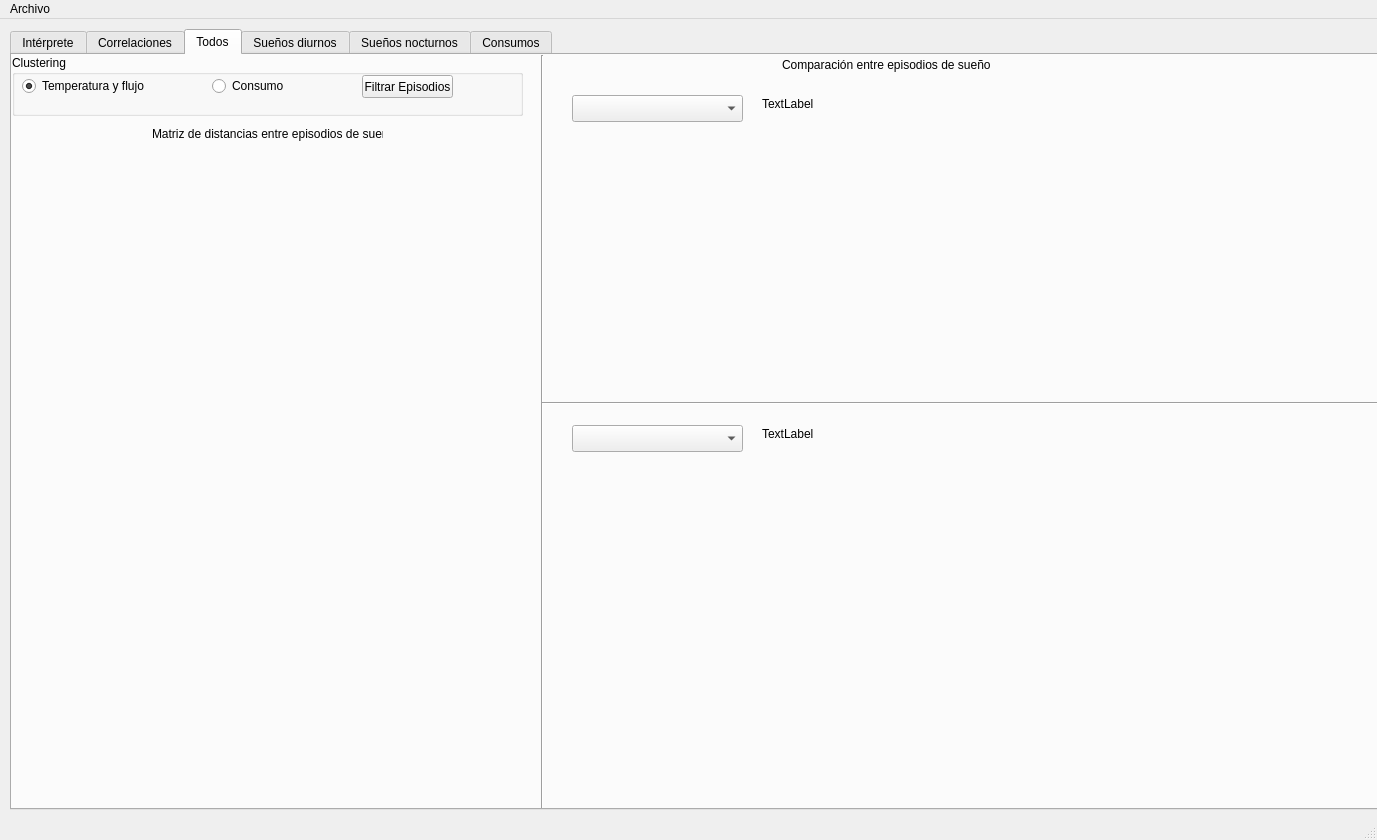
First picture: the form in bundle_final_app/source/int_final.ui, repository acrsilva/Seguimiento-automatizado-de-variables-de-control, before the edit.
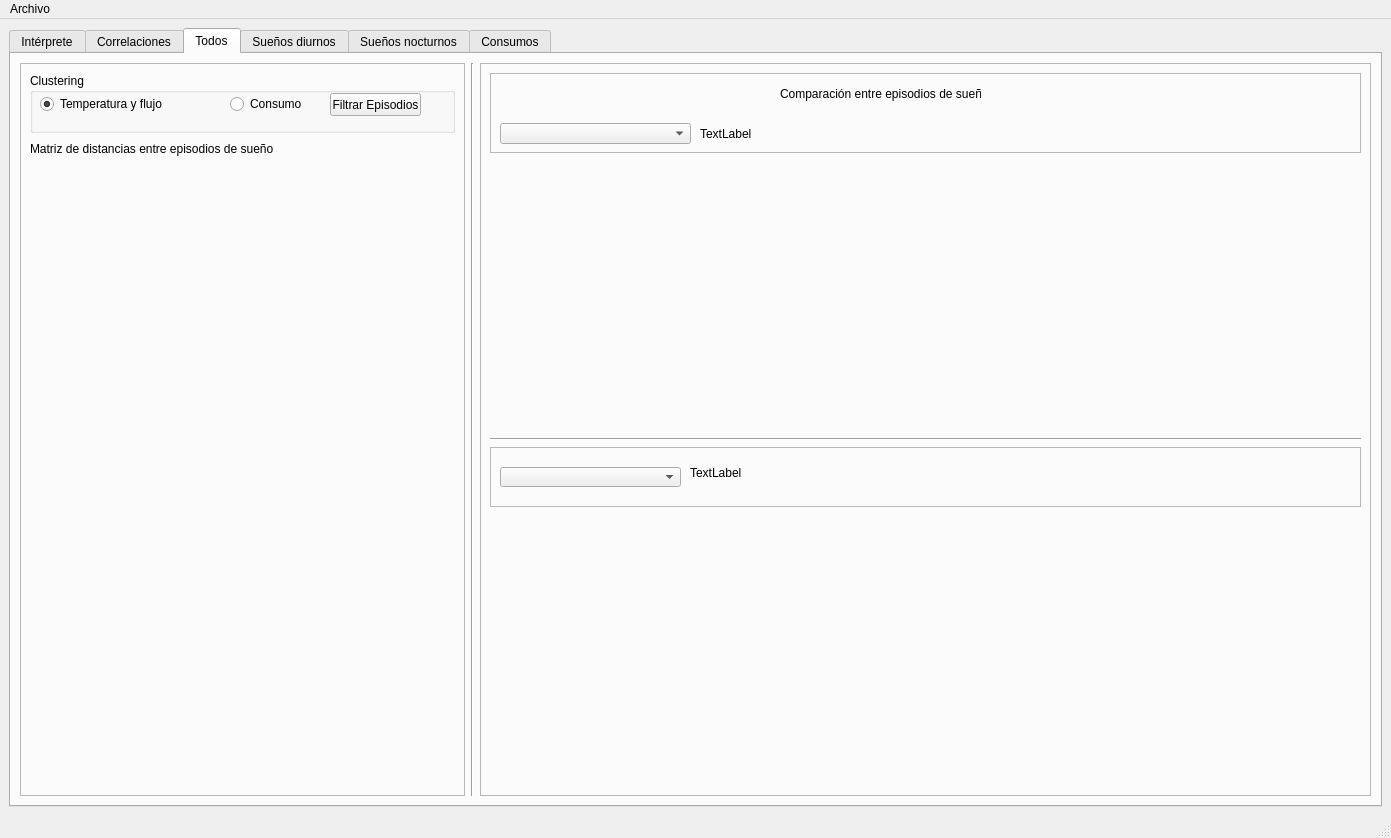
Second picture: the form after the edit. The open tabs and pages were chosen to show the change. Custom widgets are drawn as their Qt base class.

Commit message: pestañas de tamaño adaptativo, colores en episodios de sueño de scatterplots, varios arreglos

What changed in the file:
```diff
--- a/bundle_final_app/source/int_final.ui
+++ b/bundle_final_app/source/int_final.ui
@@ -6,23 +6,17 @@
    <rect>
     <x>0</x>
     <y>0</y>
-    <width>1377</width>
-    <height>840</height>
+    <width>1391</width>
+    <height>838</height>
    </rect>
   </property>
   <property name="windowTitle">
    <string>MainWindow</string>
   </property>
   <widget class="QWidget" name="centralwidget">
+   <layout class="QGridLayout" name="gridLayout_4">
+    <item row="0" column="0">
    <widget class="QTabWidget" name="tabWidget">
-    <property name="geometry">
-     <rect>
-      <x>10</x>
-      <y>10</y>
-      <width>1371</width>
-      <height>781</height>
-     </rect>
-    </property>
     <property name="autoFillBackground">
      <bool>true</bool>
     </property>
@@ -33,13 +27,47 @@
      <attribute name="title">
       <string>Intérprete</string>
      </attribute>
+       <layout class="QVBoxLayout" name="verticalLayout_4">
+        <item>
+         <widget class="GraphicsLayoutWidget" name="gvInterprete"/>
+        </item>
+        <item>
+         <widget class="QFrame" name="frame_5">
+          <property name="minimumSize">
+           <size>
+            <width>0</width>
+            <height>70</height>
+           </size>
+          </property>
+          <property name="maximumSize">
+           <size>
+            <width>16777215</width>
+            <height>70</height>
+           </size>
+          </property>
+          <property name="frameShape">
+           <enum>QFrame::StyledPanel</enum>
+          </property>
+          <property name="frameShadow">
+           <enum>QFrame::Raised</enum>
+          </property>
+          <widget class="QComboBox" name="cbxEpisodio">
+           <property name="geometry">
+            <rect>
+             <x>560</x>
+             <y>30</y>
+             <width>131</width>
+             <height>20</height>
+            </rect>
+           </property>
+          </widget>
      <widget class="QPushButton" name="btn_prev">
       <property name="geometry">
        <rect>
-        <x>310</x>
-        <y>620</y>
-        <width>141</width>
-        <height>27</height>
+             <x>330</x>
+             <y>30</y>
+             <width>89</width>
+             <height>23</height>
        </rect>
       </property>
       <property name="text">
@@ -49,50 +77,38 @@
      <widget class="QPushButton" name="btn_next">
       <property name="geometry">
        <rect>
-        <x>910</x>
-        <y>620</y>
-        <width>141</width>
-        <height>27</height>
+             <x>850</x>
+             <y>30</y>
+             <width>94</width>
+             <height>23</height>
        </rect>
       </property>
       <property name="text">
        <string>Episodio Siguiente</string>
       </property>
      </widget>
-     <widget class="QComboBox" name="cbxEpisodio">
-      <property name="geometry">
-       <rect>
-        <x>620</x>
-        <y>620</y>
-        <width>161</width>
-        <height>27</height>
-       </rect>
-      </property>
-     </widget>
-     <widget class="GraphicsLayoutWidget" name="gvInterprete">
-      <property name="geometry">
-       <rect>
-        <x>90</x>
-        <y>40</y>
-        <width>1181</width>
-        <height>551</height>
-       </rect>
-      </property>
-     </widget>
+         </widget>
+        </item>
+       </layout>
     </widget>
     <widget class="QWidget" name="tab_6">
      <attribute name="title">
       <string>Correlaciones</string>
      </attribute>
+       <layout class="QVBoxLayout" name="verticalLayout_3">
+        <item>
+         <widget class="QWidget" name="wScatter1" native="true">
+          <property name="sizePolicy">
+           <sizepolicy hsizetype="Expanding" vsizetype="Expanding">
+            <horstretch>0</horstretch>
+            <verstretch>0</verstretch>
+           </sizepolicy>
+          </property>
+          <layout class="QHBoxLayout" name="layoutMatplot1"/>
+         </widget>
+        </item>
+        <item>
      <widget class="QGroupBox" name="groupBox_4">
-      <property name="geometry">
-       <rect>
-        <x>180</x>
-        <y>640</y>
-        <width>984</width>
-        <height>100</height>
-       </rect>
-      </property>
       <property name="sizePolicy">
        <sizepolicy hsizetype="Expanding" vsizetype="Preferred">
         <horstretch>0</horstretch>
@@ -111,7 +127,7 @@
       <widget class="QPushButton" name="btnNext">
        <property name="geometry">
         <rect>
-         <x>510</x>
+             <x>680</x>
          <y>60</y>
          <width>101</width>
          <height>31</height>
@@ -124,7 +140,7 @@
       <widget class="QPushButton" name="btnPrev">
        <property name="geometry">
         <rect>
-         <x>370</x>
+             <x>540</x>
          <y>60</y>
          <width>91</width>
          <height>31</height>
@@ -155,7 +171,7 @@
       <widget class="QCheckBox" name="cbSueno">
        <property name="geometry">
         <rect>
-         <x>200</x>
+             <x>370</x>
          <y>30</y>
          <width>984</width>
          <height>22</height>
@@ -171,7 +187,7 @@
       <widget class="QCheckBox" name="cbSedentario">
        <property name="geometry">
         <rect>
-         <x>380</x>
+             <x>550</x>
          <y>30</y>
          <width>984</width>
          <height>22</height>
@@ -187,7 +203,7 @@
       <widget class="QCheckBox" name="cbLigera">
        <property name="geometry">
         <rect>
-         <x>490</x>
+             <x>660</x>
          <y>30</y>
          <width>984</width>
          <height>22</height>
@@ -203,7 +219,7 @@
       <widget class="QCheckBox" name="cbModerada">
        <property name="geometry">
         <rect>
-         <x>630</x>
+             <x>800</x>
          <y>30</y>
          <width>984</width>
          <height>22</height>
@@ -219,7 +235,7 @@
       <widget class="QComboBox" name="cbx_izq_2">
        <property name="geometry">
         <rect>
-         <x>150</x>
+             <x>320</x>
          <y>60</y>
          <width>121</width>
          <height>27</height>
@@ -232,7 +248,7 @@
        </property>
        <property name="geometry">
         <rect>
-         <x>710</x>
+             <x>880</x>
          <y>60</y>
          <width>121</width>
          <height>27</height>
@@ -240,32 +256,9 @@
        </property>
       </widget>
      </widget>
-     <widget class="QWidget" name="wScatter1" native="true">
-      <property name="geometry">
-       <rect>
-        <x>180</x>
-        <y>1</y>
-        <width>984</width>
-        <height>631</height>
-       </rect>
-      </property>
-      <property name="sizePolicy">
-       <sizepolicy hsizetype="Expanding" vsizetype="Expanding">
-        <horstretch>0</horstretch>
-        <verstretch>0</verstretch>
-       </sizepolicy>
-      </property>
-      <layout class="QHBoxLayout" name="layoutMatplot1"/>
-     </widget>
+        </item>
+        <item>
      <widget class="QLabel" name="labelScatter">
-      <property name="geometry">
-       <rect>
-        <x>180</x>
-        <y>650</y>
-        <width>984</width>
-        <height>13</height>
-       </rect>
-      </property>
       <property name="text">
        <string/>
       </property>
@@ -273,19 +266,72 @@
        <set>Qt::AlignCenter</set>
       </property>
      </widget>
+        </item>
+       </layout>
     </widget>
     <widget class="QWidget" name="tab_2">
      <attribute name="title">
       <string>Todos</string>
      </attribute>
+       <layout class="QHBoxLayout" name="horizontalLayout">
+        <item>
+         <widget class="QFrame" name="frame_2">
+          <property name="sizePolicy">
+           <sizepolicy hsizetype="Preferred" vsizetype="Preferred">
+            <horstretch>1</horstretch>
+            <verstretch>0</verstretch>
+           </sizepolicy>
+          </property>
+          <property name="frameShape">
+           <enum>QFrame::StyledPanel</enum>
+          </property>
+          <property name="frameShadow">
+           <enum>QFrame::Raised</enum>
+          </property>
+          <layout class="QGridLayout" name="gridLayout_6">
+           <item row="1" column="0">
+            <widget class="QLabel" name="label_3">
+             <property name="minimumSize">
+              <size>
+               <width>0</width>
+               <height>20</height>
+              </size>
+             </property>
+             <property name="maximumSize">
+              <size>
+               <width>16777215</width>
+               <height>20</height>
+              </size>
+             </property>
+             <property name="text">
+              <string>Matriz de distancias entre episodios de sueño</string>
+             </property>
+            </widget>
+           </item>
+           <item row="4" column="0">
+            <widget class="QWidget" name="wgDistTable" native="true">
+             <layout class="QGridLayout" name="tableLayout"/>
+            </widget>
+           </item>
+           <item row="0" column="0">
      <widget class="QGroupBox" name="groupBox">
-      <property name="geometry">
-       <rect>
-        <x>0</x>
-        <y>0</y>
-        <width>511</width>
-        <height>61</height>
-       </rect>
+             <property name="sizePolicy">
+              <sizepolicy hsizetype="Preferred" vsizetype="MinimumExpanding">
+               <horstretch>0</horstretch>
+               <verstretch>10</verstretch>
+              </sizepolicy>
+             </property>
+             <property name="minimumSize">
+              <size>
+               <width>0</width>
+               <height>60</height>
+              </size>
+             </property>
+             <property name="maximumSize">
+              <size>
+               <width>16777215</width>
+               <height>60</height>
+              </size>
       </property>
       <property name="title">
        <string>Clustering</string>
@@ -322,7 +368,7 @@
       <widget class="QPushButton" name="btnFiltraEpsT">
        <property name="geometry">
         <rect>
-         <x>350</x>
+                <x>300</x>
          <y>20</y>
          <width>91</width>
          <height>23</height>
@@ -333,154 +379,167 @@
        </property>
       </widget>
      </widget>
-     <widget class="QComboBox" name="cbx2">
-      <property name="geometry">
-       <rect>
-        <x>560</x>
-        <y>370</y>
-        <width>171</width>
-        <height>27</height>
-       </rect>
-      </property>
-     </widget>
-     <widget class="QLabel" name="lbl1">
-      <property name="geometry">
-       <rect>
-        <x>750</x>
-        <y>40</y>
-        <width>461</width>
-        <height>17</height>
-       </rect>
-      </property>
-      <property name="text">
-       <string>TextLabel</string>
-      </property>
-     </widget>
-     <widget class="QLabel" name="lbl2">
-      <property name="geometry">
-       <rect>
-        <x>750</x>
-        <y>370</y>
-        <width>461</width>
-        <height>17</height>
-       </rect>
-      </property>
-      <property name="text">
-       <string>TextLabel</string>
-      </property>
-     </widget>
-     <widget class="QComboBox" name="cbx1">
-      <property name="geometry">
-       <rect>
-        <x>560</x>
-        <y>40</y>
-        <width>171</width>
-        <height>27</height>
-       </rect>
-      </property>
-      <property name="maximumSize">
-       <size>
-        <width>16777215</width>
-        <height>300</height>
-       </size>
-      </property>
-     </widget>
-     <widget class="QWidget" name="wgPlotBot" native="true">
-      <property name="geometry">
-       <rect>
-        <x>550</x>
-        <y>410</y>
-        <width>801</width>
-        <height>271</height>
-       </rect>
-      </property>
-      <layout class="QHBoxLayout" name="plotLayoutBot"/>
-     </widget>
+           </item>
+           <item row="5" column="0">
      <widget class="QWidget" name="wgDendograma" native="true">
-      <property name="geometry">
-       <rect>
-        <x>0</x>
-        <y>390</y>
-        <width>511</width>
-        <height>291</height>
-       </rect>
-      </property>
       <layout class="QGridLayout" name="dendrogramLayout"/>
      </widget>
-     <widget class="QLabel" name="label_3">
-      <property name="geometry">
-       <rect>
-        <x>140</x>
-        <y>70</y>
-        <width>231</width>
-        <height>17</height>
-       </rect>
-      </property>
-      <property name="text">
-       <string>Matriz de distancias entre episodios de sueño</string>
-      </property>
-     </widget>
-     <widget class="QWidget" name="wgDistTable" native="true">
-      <property name="geometry">
-       <rect>
-        <x>0</x>
-        <y>90</y>
-        <width>511</width>
-        <height>291</height>
-       </rect>
-      </property>
-      <layout class="QGridLayout" name="tableLayout"/>
-     </widget>
+           </item>
+          </layout>
+         </widget>
+        </item>
+        <item>
+         <widget class="Line" name="line">
+          <property name="orientation">
+           <enum>Qt::Vertical</enum>
+          </property>
+         </widget>
+        </item>
+        <item>
+         <widget class="QFrame" name="frame_3">
+          <property name="sizePolicy">
+           <sizepolicy hsizetype="Preferred" vsizetype="Preferred">
+            <horstretch>2</horstretch>
+            <verstretch>0</verstretch>
+           </sizepolicy>
+          </property>
+          <property name="frameShape">
+           <enum>QFrame::StyledPanel</enum>
+          </property>
+          <property name="frameShadow">
+           <enum>QFrame::Raised</enum>
+          </property>
+          <layout class="QVBoxLayout" name="verticalLayout_2">
+           <item>
+            <widget class="QFrame" name="frame">
+             <property name="minimumSize">
+              <size>
+               <width>0</width>
+               <height>80</height>
+              </size>
+             </property>
+             <property name="maximumSize">
+              <size>
+               <width>16777215</width>
+               <height>80</height>
+              </size>
+             </property>
+             <property name="frameShape">
+              <enum>QFrame::StyledPanel</enum>
+             </property>
+             <property name="frameShadow">
+              <enum>QFrame::Raised</enum>
+             </property>
      <widget class="QLabel" name="label">
       <property name="geometry">
        <rect>
-        <x>770</x>
-        <y>0</y>
-        <width>261</width>
-        <height>20</height>
+                <x>290</x>
+                <y>10</y>
+                <width>201</width>
+                <height>21</height>
        </rect>
       </property>
       <property name="text">
        <string>Comparación entre episodios de sueño</string>
       </property>
      </widget>
+             <widget class="QLabel" name="lbl1">
+              <property name="geometry">
+               <rect>
+                <x>210</x>
+                <y>50</y>
+                <width>241</width>
+                <height>21</height>
+               </rect>
+              </property>
+              <property name="text">
+               <string>TextLabel</string>
+              </property>
+             </widget>
+             <widget class="QComboBox" name="cbx1">
+              <property name="geometry">
+               <rect>
+                <x>10</x>
+                <y>50</y>
+                <width>191</width>
+                <height>21</height>
+               </rect>
+              </property>
+              <property name="maximumSize">
+               <size>
+                <width>16777215</width>
+                <height>300</height>
+               </size>
+              </property>
+             </widget>
+            </widget>
+           </item>
+           <item>
      <widget class="QWidget" name="wgPlotUp" native="true">
-      <property name="geometry">
-       <rect>
-        <x>550</x>
-        <y>80</y>
-        <width>801</width>
-        <height>251</height>
-       </rect>
-      </property>
       <layout class="QHBoxLayout" name="plotLayoutUp"/>
      </widget>
-     <widget class="Line" name="line">
-      <property name="geometry">
-       <rect>
-        <x>520</x>
-        <y>0</y>
-        <width>20</width>
-        <height>761</height>
-       </rect>
-      </property>
-      <property name="orientation">
-       <enum>Qt::Vertical</enum>
-      </property>
-     </widget>
+           </item>
+           <item>
      <widget class="Line" name="line_2">
-      <property name="geometry">
-       <rect>
-        <x>530</x>
-        <y>340</y>
-        <width>851</width>
-        <height>16</height>
-       </rect>
-      </property>
       <property name="orientation">
        <enum>Qt::Horizontal</enum>
       </property>
      </widget>
+           </item>
+           <item>
+            <widget class="QFrame" name="frame_4">
+             <property name="minimumSize">
+              <size>
+               <width>0</width>
+               <height>60</height>
+              </size>
+             </property>
+             <property name="maximumSize">
+              <size>
+               <width>16777215</width>
+               <height>60</height>
+              </size>
+             </property>
+             <property name="frameShape">
+              <enum>QFrame::StyledPanel</enum>
+             </property>
+             <property name="frameShadow">
+              <enum>QFrame::Raised</enum>
+             </property>
+             <widget class="QLabel" name="lbl2">
+              <property name="geometry">
+               <rect>
+                <x>200</x>
+                <y>10</y>
+                <width>191</width>
+                <height>31</height>
+               </rect>
+              </property>
+              <property name="text">
+               <string>TextLabel</string>
+              </property>
+             </widget>
+             <widget class="QComboBox" name="cbx2">
+              <property name="geometry">
+               <rect>
+                <x>10</x>
+                <y>20</y>
+                <width>181</width>
+                <height>20</height>
+               </rect>
+              </property>
+             </widget>
+            </widget>
+           </item>
+           <item>
+            <widget class="QWidget" name="wgPlotBot" native="true">
+             <layout class="QHBoxLayout" name="plotLayoutBot"/>
+            </widget>
+           </item>
+          </layout>
+         </widget>
+        </item>
+       </layout>
     </widget>
     <widget class="QWidget" name="tab">
      <attribute name="title">
@@ -902,45 +961,62 @@
      <attribute name="title">
       <string>Consumos</string>
      </attribute>
+       <layout class="QVBoxLayout" name="verticalLayout_5">
+        <item>
      <widget class="QWidget" name="widget" native="true">
-      <property name="geometry">
-       <rect>
-        <x>10</x>
-        <y>10</y>
-        <width>1321</width>
-        <height>241</height>
-       </rect>
-      </property>
       <layout class="QVBoxLayout" name="layout_diario"/>
      </widget>
-     <widget class="QComboBox" name="cbx_izq">
-      <property name="geometry">
-       <rect>
-        <x>20</x>
-        <y>300</y>
-        <width>141</width>
-        <height>27</height>
-       </rect>
-      </property>
-     </widget>
-     <widget class="QLabel" name="lbl_der">
-      <property name="geometry">
-       <rect>
-        <x>860</x>
-        <y>296</y>
-        <width>471</width>
-        <height>31</height>
-       </rect>
-      </property>
-      <property name="text">
-       <string/>
-      </property>
-     </widget>
+        </item>
+        <item>
+         <widget class="Line" name="line_3">
+          <property name="orientation">
+           <enum>Qt::Horizontal</enum>
+          </property>
+         </widget>
+        </item>
+        <item>
+         <widget class="QFrame" name="frame_10">
+          <property name="frameShape">
+           <enum>QFrame::StyledPanel</enum>
+          </property>
+          <property name="frameShadow">
+           <enum>QFrame::Raised</enum>
+          </property>
+          <layout class="QHBoxLayout" name="horizontalLayout_2">
+           <item>
+            <widget class="QFrame" name="frame_7">
+             <property name="frameShape">
+              <enum>QFrame::StyledPanel</enum>
+             </property>
+             <property name="frameShadow">
+              <enum>QFrame::Raised</enum>
+             </property>
+             <layout class="QGridLayout" name="gridLayout">
+              <item row="0" column="0">
+               <widget class="QFrame" name="frame_6">
+                <property name="minimumSize">
+                 <size>
+                  <width>0</width>
+                  <height>50</height>
+                 </size>
+                </property>
+                <property name="maximumSize">
+                 <size>
+                  <width>16777215</width>
+                  <height>50</height>
+                 </size>
+                </property>
+                <property name="frameShape">
+                 <enum>QFrame::StyledPanel</enum>
+                </property>
+                <property name="frameShadow">
+                 <enum>QFrame::Raised</enum>
+                </property>
      <widget class="QLabel" name="lbl_izq">
       <property name="geometry">
        <rect>
-        <x>180</x>
-        <y>296</y>
+                   <x>170</x>
+                   <y>6</y>
         <width>471</width>
         <height>31</height>
        </rect>
@@ -949,73 +1025,110 @@
        <string/>
       </property>
      </widget>
+                <widget class="QComboBox" name="cbx_izq">
+                 <property name="geometry">
+                  <rect>
+                   <x>10</x>
+                   <y>10</y>
+                   <width>141</width>
+                   <height>27</height>
+                  </rect>
+                 </property>
+                </widget>
+               </widget>
+              </item>
+              <item row="1" column="0">
      <widget class="QWidget" name="widget_2" native="true">
-      <property name="geometry">
-       <rect>
-        <x>10</x>
-        <y>340</y>
-        <width>640</width>
-        <height>380</height>
-       </rect>
-      </property>
       <layout class="QVBoxLayout" name="layout_dia_izq"/>
      </widget>
+              </item>
+             </layout>
+            </widget>
+           </item>
+           <item>
+            <widget class="Line" name="line_4">
+             <property name="orientation">
+              <enum>Qt::Vertical</enum>
+             </property>
+            </widget>
+           </item>
+           <item>
+            <widget class="QFrame" name="frame_9">
+             <property name="frameShape">
+              <enum>QFrame::StyledPanel</enum>
+             </property>
+             <property name="frameShadow">
+              <enum>QFrame::Raised</enum>
+             </property>
+             <layout class="QGridLayout" name="gridLayout_3">
+              <item row="0" column="0">
+               <widget class="QFrame" name="frame_8">
+                <property name="minimumSize">
+                 <size>
+                  <width>0</width>
+                  <height>50</height>
+                 </size>
+                </property>
+                <property name="maximumSize">
+                 <size>
+                  <width>16777215</width>
+                  <height>50</height>
+                 </size>
+                </property>
+                <property name="frameShape">
+                 <enum>QFrame::StyledPanel</enum>
+                </property>
+                <property name="frameShadow">
+                 <enum>QFrame::Raised</enum>
+                </property>
+                <widget class="QLabel" name="lbl_der">
+                 <property name="geometry">
+                  <rect>
+                   <x>170</x>
+                   <y>10</y>
+                   <width>471</width>
+                   <height>31</height>
+                  </rect>
+                 </property>
+                 <property name="text">
+                  <string/>
+                 </property>
+                </widget>
      <widget class="QComboBox" name="cbx_der">
       <property name="geometry">
        <rect>
-        <x>700</x>
-        <y>300</y>
+                   <x>10</x>
+                   <y>10</y>
         <width>141</width>
         <height>27</height>
        </rect>
       </property>
      </widget>
+               </widget>
+              </item>
+              <item row="1" column="0">
      <widget class="QWidget" name="widget_4" native="true">
-      <property name="geometry">
-       <rect>
-        <x>690</x>
-        <y>340</y>
-        <width>640</width>
-        <height>380</height>
-       </rect>
-      </property>
       <layout class="QVBoxLayout" name="layout_dia_der"/>
      </widget>
-     <widget class="Line" name="line_3">
-      <property name="geometry">
-       <rect>
-        <x>-3</x>
-        <y>260</y>
-        <width>1371</width>
-        <height>20</height>
-       </rect>
-      </property>
-      <property name="orientation">
-       <enum>Qt::Horizontal</enum>
-      </property>
-     </widget>
-     <widget class="Line" name="line_4">
-      <property name="geometry">
-       <rect>
-        <x>660</x>
-        <y>270</y>
-        <width>20</width>
-        <height>511</height>
-       </rect>
-      </property>
-      <property name="orientation">
-       <enum>Qt::Vertical</enum>
-      </property>
-     </widget>
-    </widget>
-   </widget>
+              </item>
+             </layout>
+            </widget>
+           </item>
+          </layout>
+         </widget>
+        </item>
+       </layout>
+      </widget>
+     </widget>
+    </item>
+   </layout>
   </widget>
   <widget class="QMenuBar" name="menubar">
    <property name="geometry">
     <rect>
      <x>0</x>
      <y>0</y>
-     <width>1377</width>
+     <width>1391</width>
      <height>21</height>
     </rect>
    </property>
```
Lines whose indentation alone changed are shown as unchanged. The commit also changes 6 other files.
